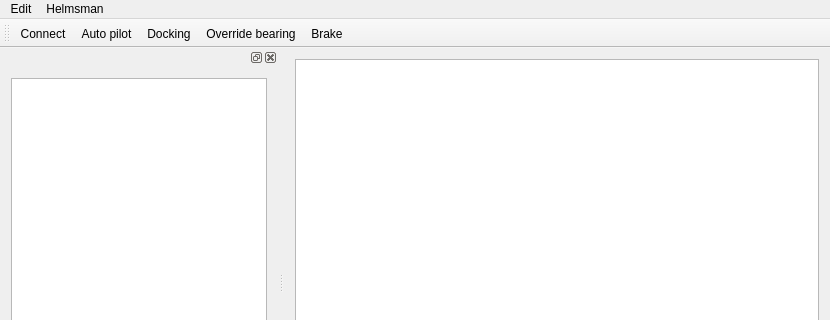
Before: the Qt Designer form remote_control/mainwindow.ui in denidoank/avalonsailing, drawn with Qt 5; both pictures show x 0 to 830 and y 0 to 320 of the 830 by 777 pixel window.
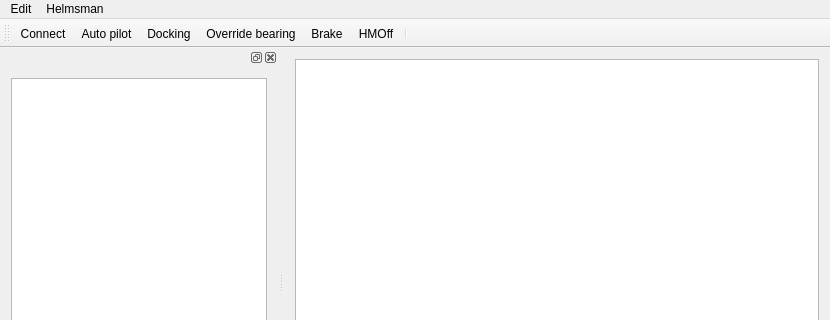
After: the same form once the commit is applied. Icons and pictures are not drawn.

Commit message: - Key control for the remote control GUI - Braking the boat as a combination of rudder braking and heaving-to - Fixed a bug recently introduced by me, sending the helmsman into an endless loop. - Tests pass - Dead zone around dead run - Better end of tackin - plus other stuff. - Needs a new icon for the IdleHelmsman Mode Julien, could you have a look at the remote_control code please?

The edit to the form file:
```diff
--- a/remote_control/mainwindow.ui
+++ b/remote_control/mainwindow.ui
@@ -61,6 +61,8 @@
    <addaction name="actionDocking"/>
    <addaction name="actionOverride_bearing"/>
    <addaction name="actionBrake"/>
+   <addaction name="actionIdleHelmsman"/>
+   <addaction name="separator"/>
   </widget>
   <widget class="QStatusBar" name="statusBar"/>
   <widget class="QDockWidget" name="dockWidget_5">
@@ -152,6 +154,18 @@
     <string>Brake</string>
    </property>
   </action>
+  <action name="actionIdleHelmsman">
+   <property name="icon">
+    <iconset resource="icons.qrc">
+     <normaloff>:/icons/override.png</normaloff>:/icons/override.png</iconset>
+   </property>
+   <property name="text">
+    <string>HMOff</string>
+   </property>
+   <property name="toolTip">
+    <string>Helmsmann Off</string>
+   </property>
+  </action>
  </widget>
  <layoutdefault spacing="6" margin="11"/>
  <resources>
```
Left out of the diff: 2 changed lines with no effect on the pictures. The commit also changes 31 other files.
